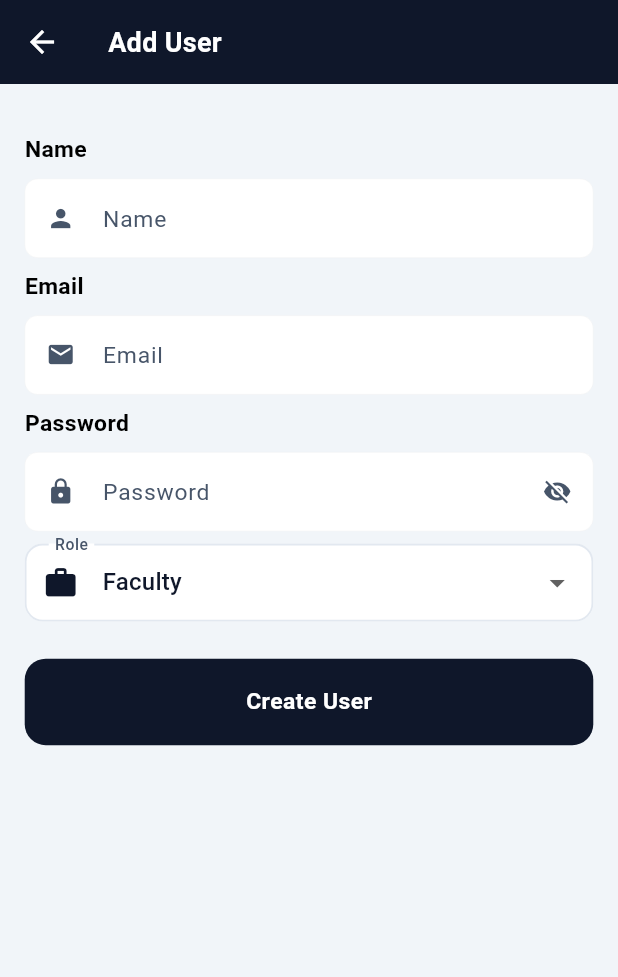
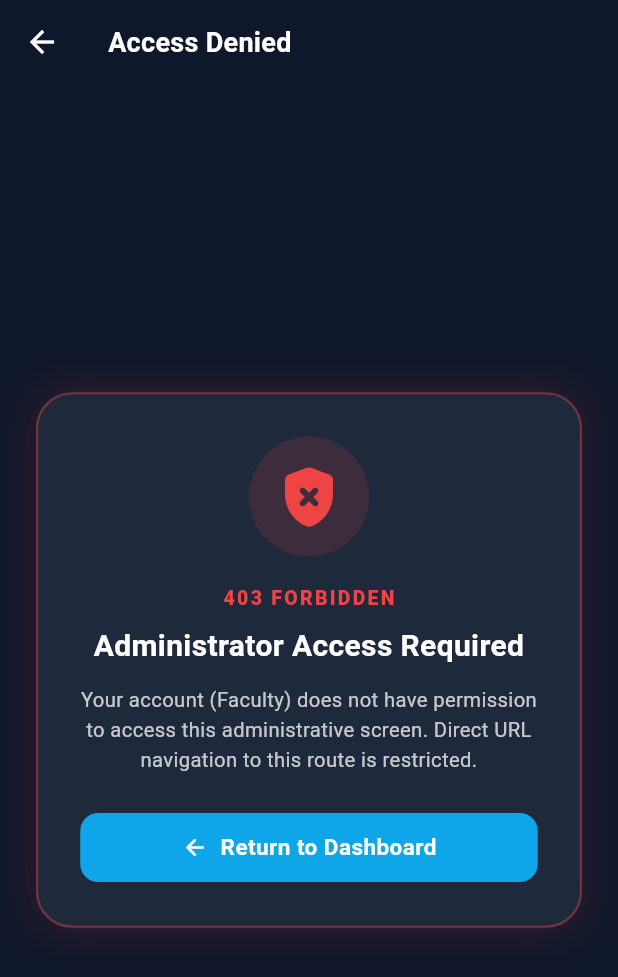
Before and after one commit to Code-With-Wahaj/IT-Support-App, a Flutter app: the AdminAddUserScreen screen opened directly, on a phone screen of 412 x 824 dp. Shown: the top 977 px of the screen. Run offline on Flutter 3.47's test engine with Material 3 defaults, Android fonts, the phone set to English and light mode, and no system bars; our stand-ins replace cloud_firestore, firebase_auth, firebase_core, lottie, permission_handler, shared_preferences and 1 more; missing offline and left inert: dart:html, excel; accounts and stored records are empty.

Commit message:
feat(security): implement RBAC route guards, URL navigation blocking, and strict Firestore security rules

```diff
--- a/lib/main.dart
+++ b/lib/main.dart
@@ -6,6 +6,7 @@ import 'package:sizer/sizer.dart';
 import 'firebase_options.dart';
 import 'theme/app_theme.dart';
 import 'routes/app_routes.dart';
+import 'routes/route_guard.dart';
 import 'providers/auth_provider.dart';
 import 'providers/app_data_provider.dart';
 import 'providers/filter_complaint_provider.dart';
@@ -39,7 +40,7 @@ class MyApp extends StatelessWidget {
             theme: AppTheme.lightTheme,
             scrollBehavior: const NoScrollbarBehavior(),
             initialRoute: Routes.splash,
-            routes: routes,
+            onGenerateRoute: AppRouteGuard.generateRoute,
           );
         },
       ),
--- a/lib/routes/app_routes.dart
+++ b/lib/routes/app_routes.dart
@@ -24,6 +24,27 @@ class Routes {
   static const String manageUsers = '/manage_users';
   static const String labList = '/lab_list';
   static const String notifications = '/notifications';
+
+  static const List<String> publicRoutes = [
+    splash,
+    onboarding,
+    login,
+    forgot,
+  ];
+
+  static const List<String> adminRoutes = [
+    adminAddUser,
+    manageUsers,
+  ];
+
+  static const List<String> authRoutes = [
+    dashboard,
+    chats,
+    filterComplaints,
+    complaintDetail,
+    labList,
+    notifications,
+  ];
 }
 
 final Map<String, Widget Function(BuildContext)> routes = {
--- /dev/null
+++ b/lib/routes/route_guard.dart
@@ -0,0 +1,257 @@
+import 'package:flutter/material.dart';
+import 'package:firebase_auth/firebase_auth.dart';
+import 'package:provider/provider.dart';
+import '../providers/app_data_provider.dart';
+import '../theme/app_theme.dart';
+import 'app_routes.dart';
+
+import '../screens/splash_screen.dart';
+import '../screens/onboarding/onboarding_screen.dart';
+import '../screens/auth/login_screen.dart';
+import '../screens/auth/forgot_password_screen.dart';
+import '../screens/dashboard/dashboard_screen.dart';
+import '../screens/chats/chats_screen.dart';
+import '../screens/dashboard/filter_complaints.dart';
+import '../screens/admin/admin_add_user.dart';
+import '../screens/admin/manage_users_screen.dart';
+import '../screens/labs/lab_list_screen.dart';
+import '../screens/notifications/notification_panel_screen.dart';
+import '../screens/dashboard/complaint_detail_screen.dart';
+
+/// Centralized Route Guard ensuring strict authentication & RBAC for web & app.
+/// Completely prevents direct URL bar navigation to unauthorized or protected screens.
+class AppRouteGuard {
+  static Route<dynamic> generateRoute(RouteSettings settings) {
+    final routeName = settings.name ?? Routes.splash;
+    final currentUser = FirebaseAuth.instance.currentUser;
+
+    // 1. Public Routes: Accessible without active login session
+    if (Routes.publicRoutes.contains(routeName)) {
+      final widget = _getPublicWidget(routeName);
+      return MaterialPageRoute(
+        builder: (_) => widget,
+        settings: settings,
+      );
+    }
+
+    // 2. Authentication Enforcement:
+    // If not logged in, any attempt to access internal screens routes straight to Login
+    if (currentUser == null) {
+      return MaterialPageRoute(
+        builder: (_) => const LoginScreen(),
+        settings: settings,
+      );
+    }
+
+    // 3. RBAC Admin Guard:
+    // Any direct navigation to admin screens is strictly protected by AdminScreenGuard
+    if (Routes.adminRoutes.contains(routeName)) {
+      return MaterialPageRoute(
+        builder: (_) => AdminScreenGuard(
+          child: _getAdminWidget(routeName),
+        ),
+        settings: settings,
+      );
+    }
+
+    // 4. Standard Authenticated Routes
+    final widget = _getAuthWidget(routeName, settings);
+    return MaterialPageRoute(
+      builder: (_) => widget,
+      settings: settings,
+    );
+  }
+
+  static Widget _getPublicWidget(String route) {
+    switch (route) {
+      case Routes.onboarding:
+        return const OnboardingScreen();
+      case Routes.login:
+        return const LoginScreen();
+      case Routes.forgot:
+        return const ForgotPasswordScreen();
+      case Routes.splash:
+      default:
+        return const SplashScreen();
+    }
+  }
+
+  static Widget _getAdminWidget(String route) {
+    switch (route) {
+      case Routes.adminAddUser:
+        return const AdminAddUserScreen();
+      case Routes.manageUsers:
+        return const ManageUsersScreen();
+      default:
+        return const DashboardScreen();
+    }
+  }
+
+  static Widget _getAuthWidget(String route, RouteSettings settings) {
+    switch (route) {
+      case Routes.dashboard:
+        return const DashboardScreen();
+      case Routes.chats:
+        return const ChatScreen();
+      case Routes.filterComplaints:
+        return const FilterComplaintsScreen();
+      case Routes.labList:
+        return const LabListScreen();
+      case Routes.notifications:
+        return const NotificationPanelScreen();
+      case Routes.complaintDetail:
+        final id = settings.arguments is String
+            ? settings.arguments as String
+            : (settings.arguments is Map
+                ? (settings.arguments as Map)['complaintId']?.toString()
+                : null);
+        if (id != null && id.isNotEmpty) {
+          return ComplaintDetailScreen(complaintId: id);
+        }
+        return const DashboardScreen();
+      default:
+        return const DashboardScreen();
+    }
+  }
+}
+
+/// Defense-in-depth visual guard.
+/// Renders a 403 Forbidden Access screen if a non-admin attempts direct access.
+class AdminScreenGuard extends StatelessWidget {
+  final Widget child;
+
+  const AdminScreenGuard({required this.child, super.key});
+
+  @override
+  Widget build(BuildContext context) {
+    final appData = context.watch<AppDataProvider>();
+    final user = FirebaseAuth.instance.currentUser;
+
+    if (user == null) {
+      return const LoginScreen();
+    }
+
+    // During browser reload while profile data initializes
+    if (!appData.isInitialized && appData.currentUserProfile == null) {
+      return const Scaffold(
+        backgroundColor: AppTheme.primaryColor,
+        body: Center(
+          child: Column(
+            mainAxisSize: MainAxisSize.min,
+            children: [
+              CircularProgressIndicator(color: AppTheme.accentGlow),
+              SizedBox(height: 16),
+              Text(
+                "Verifying Security Credentials & RBAC Access...",
+                style: TextStyle(color: Colors.white70, fontSize: 13),
+              ),
+            ],
+          ),
+        ),
+      );
+    }
+
+    // Verified Admin Access
+    if (appData.isAdmin) {
+      return child;
+    }
+
+    // 403 Forbidden Access Screen
+    return Scaffold(
+      backgroundColor: AppTheme.primaryColor,
+      appBar: AppBar(
+        title: const Text("Access Denied"),
+        backgroundColor: AppTheme.primaryColor,
+      ),
+      body: Center(
+        child: Container(
+          constraints: const BoxConstraints(maxWidth: 440),
+          margin: const EdgeInsets.all(24),
+          padding: const EdgeInsets.all(28),
+          decoration: BoxDecoration(
+            color: AppTheme.primaryLight,
+            borderRadius: BorderRadius.circular(24),
+            border: Border.all(
+              color: AppTheme.errorColor.withValues(alpha: 0.4),
+              width: 1.5,
+            ),
+            boxShadow: [
+              BoxShadow(
+                color: AppTheme.errorColor.withValues(alpha: 0.15),
+                blurRadius: 24,
+                spreadRadius: 2,
+              ),
+            ],
+          ),
+          child: Column(
+            mainAxisSize: MainAxisSize.min,
+            children: [
+              Container(
+                padding: const EdgeInsets.all(16),
+                decoration: BoxDecoration(
+                  color: AppTheme.errorColor.withValues(alpha: 0.15),
+                  shape: BoxShape.circle,
+                ),
+                child: const Icon(
+                  Icons.gpp_bad_rounded,
+                  color: AppTheme.errorColor,
+                  size: 48,
+                ),
+              ),
+              const SizedBox(height: 18),
+              const Text(
+                "403 FORBIDDEN",
+                style: TextStyle(
+                  color: AppTheme.errorColor,
+                  fontSize: 13,
+                  fontWeight: FontWeight.w800,
+                  letterSpacing: 1.5,
+                ),
+              ),
+              const SizedBox(height: 8),
+              const Text(
+                "Administrator Access Required",
+                textAlign: TextAlign.center,
+                style: TextStyle(
+                  color: Colors.white,
+                  fontSize: 20,
+                  fontWeight: FontWeight.bold,
+                ),
+              ),
+              const SizedBox(height: 12),
+              Text(
+                "Your account (${appData.userRole.isEmpty ? 'Faculty' : appData.userRole}) does not have permission to access this administrative screen. Direct URL navigation to this route is restricted.",
+                textAlign: TextAlign.center,
+                style: TextStyle(
+                  color: Colors.white.withValues(alpha: 0.75),
+                  fontSize: 13.5,
+                  height: 1.45,
+                ),
+              ),
+              const SizedBox(height: 24),
+              SizedBox(
+                width: double.infinity,
+                child: ElevatedButton.icon(
+                  onPressed: () {
+                    Navigator.pushNamedAndRemoveUntil(
+                      context,
+                      Routes.dashboard,
+                      (route) => false,
+                    );
+                  },
+                  icon: const Icon(Icons.arrow_back_rounded),
+                  label: const Text("Return to Dashboard"),
+                  style: ElevatedButton.styleFrom(
+                    backgroundColor: AppTheme.accentColor,
+                    foregroundColor: Colors.white,
+                    padding: const EdgeInsets.symmetric(vertical: 14),
+                  ),
+                ),
+              ),
+            ],
+          ),
+        ),
+      ),
+    );
+  }
+}
--- a/lib/screens/admin/admin_add_user.dart
+++ b/lib/screens/admin/admin_add_user.dart
@@ -5,6 +5,7 @@ import 'package:provider/provider.dart';
 import '../../providers/auth_provider.dart';
 import '../../widgets/custom_button.dart';
 import '../../widgets/custom_textfield.dart';
+import '../../routes/route_guard.dart';
 import 'package:sizer/sizer.dart';
 
 class AdminAddUserScreen extends StatefulWidget {
@@ -81,16 +82,18 @@ class _AdminAddUserScreenState extends State<AdminAddUserScreen> {
         : raw == "IBR"
         ? "IBR Lab"
         : "Lab $raw";
-    if (!associatedLabs.contains(formatted))
+    if (!associatedLabs.contains(formatted)) {
       setState(() => associatedLabs.add(formatted));
+    }
     labC.clear();
   }
 
   @override
   Widget build(BuildContext context) {
     final authProv = Provider.of<AuthProvider>(context);
-    return SafeArea(
-      child: Scaffold(
+    return AdminScreenGuard(
+      child: SafeArea(
+        child: Scaffold(
         appBar: AppBar(title: Text(isSuperAdmin ? "Add User / Admin" : "Add User")),
         body: Padding(
           padding: EdgeInsets.all(4.w),
@@ -208,6 +211,7 @@ class _AdminAddUserScreenState extends State<AdminAddUserScreen> {
           ),
         ),
       ),
-    );
-  }
+    ),
+  );
 }
+}
--- a/lib/screens/admin/manage_users_screen.dart
+++ b/lib/screens/admin/manage_users_screen.dart
@@ -5,6 +5,7 @@ import '../../providers/auth_provider.dart';
 import '../../providers/app_data_provider.dart';
 import '../../theme/app_theme.dart';
 import '../../utils/responsive_utils.dart';
+import '../../routes/route_guard.dart';
 import 'user_dialogs.dart';
 
 /// Completely TabBar-free Manage Users Screen!
@@ -41,8 +42,9 @@ class _ManageUsersScreenState extends State<ManageUsersScreen> {
       if (isSuperAdmin) "Admin",
     ];
 
-    return Scaffold(
-      appBar: AppBar(
+    return AdminScreenGuard(
+      child: Scaffold(
+        appBar: AppBar(
         title: Text(isSuperAdmin ? "Manage Users & Admins" : "Manage Users"),
       ),
       floatingActionButton: FloatingActionButton.extended(
@@ -432,6 +434,7 @@ class _ManageUsersScreenState extends State<ManageUsersScreen> {
           },
         ),
       ),
-    );
-  }
+    ),
+  );
 }
+}
```
Also changed, not shown: firebase.json.
